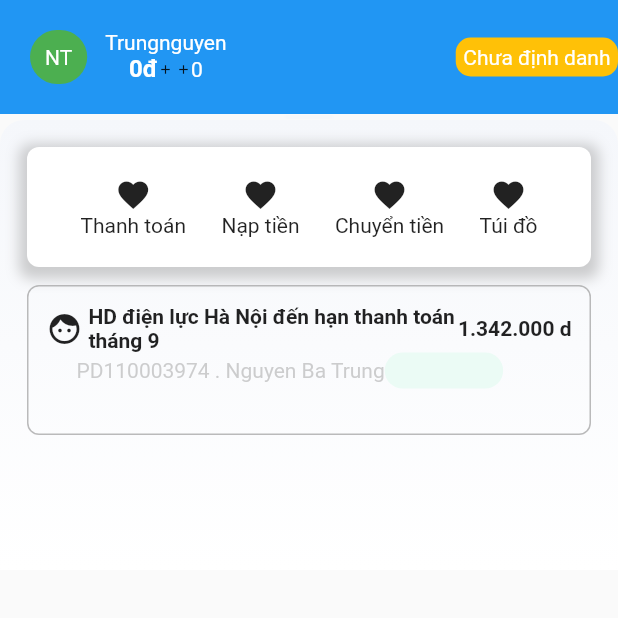
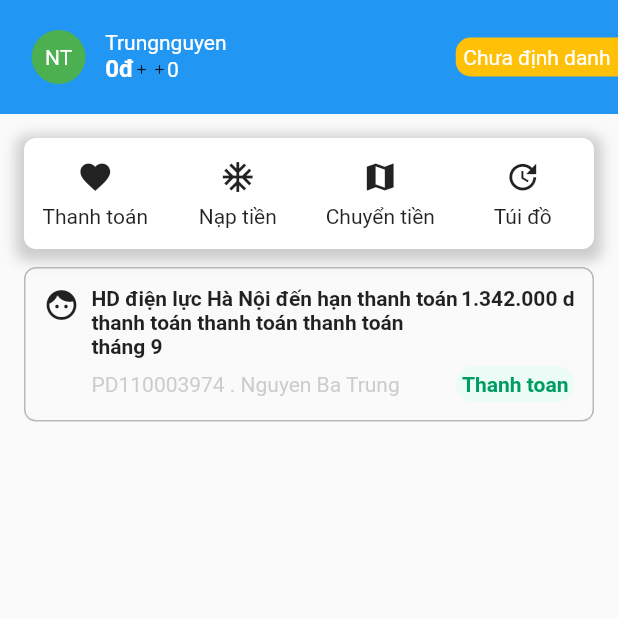
Before and after one commit to trongtrong/flutter_demo, a Flutter app: the screen it shows after launch, on a phone screen of 412 x 824 dp, the top half of it. Run offline on Flutter 3.47's test engine with Material 2 defaults, Android fonts, the phone set to English and light mode, and no system bars.

Commit message:
refactor code

```diff
--- /dev/null
+++ b/lib/billing_suggestion_section.dart
@@ -0,0 +1,68 @@
+import 'package:flutter/material.dart';
+
+class BillingSuggestionSection extends StatefulWidget {
+  @override
+  _BillingSuggestionSectionState createState() => _BillingSuggestionSectionState();
+}
+
+class _BillingSuggestionSectionState extends State<BillingSuggestionSection> {
+  @override
+  Widget build(BuildContext context) {
+    return Container(
+        padding: EdgeInsets.all(12),
+        margin: EdgeInsets.only(top: 12),
+        decoration: BoxDecoration(
+            border: Border.all(color: Colors.grey.withOpacity(0.7), width: 1),
+            borderRadius: BorderRadius.circular(8.0)),
+        child: Row(
+          crossAxisAlignment: CrossAxisAlignment.start,
+          children: [
+            Container(
+                margin: EdgeInsets.only(right: 8),
+                child: Icon(Icons.face, size: 24,)),
+            Expanded(
+              child: Column(
+                children: [
+                  Row(
+                    crossAxisAlignment: CrossAxisAlignment.start,
+                    children: [
+                      Expanded(
+                          child: Text(
+                            'HD điện lực Hà Nội đến hạn thanh toán thanh toán thanh toán thanh toán tháng 9',
+                            style: TextStyle(fontWeight: FontWeight.bold),
+                          )),
+                      Text(
+                        '1.342.000 d',
+                        style: TextStyle(fontWeight: FontWeight.bold),
+                      )
+                    ],
+                  ),
+                  SizedBox(height: 5),
+                  Row(
+                    children: [
+                      Expanded(
+                        child: Container(
+                          child: Text('PD110003974 . Nguyen Ba Trung',
+                              style:
+                              TextStyle(color: Colors.grey.withOpacity(0.5))),
+                        ),
+                      ),
+                      Container(
+                        padding: EdgeInsets.all(4),
+                        decoration: BoxDecoration(
+                            color: Color(0xFFEBFBF5),
+                            borderRadius: BorderRadius.circular(12.0)),
+                        child: Text('Thanh toan',
+                            style: TextStyle(
+                                color: Color(0xff009D62),
+                                fontWeight: FontWeight.bold)),
+                      )
+                    ],
+                  )
+                ],
+              ),
+            ),
+          ],
+        ));
+  }
+}
--- /dev/null
+++ b/lib/header_section.dart
@@ -0,0 +1,71 @@
+import 'package:flutter/material.dart';
+
+class HeaderSection extends StatefulWidget {
+  @override
+  _HeaderSectionState createState() => _HeaderSectionState();
+}
+
+class _HeaderSectionState extends State<HeaderSection> {
+  @override
+  Widget build(BuildContext context) {
+    return Container(
+      color: Colors.blue,
+      padding: EdgeInsets.only(left: 20, top: 20, right: 0, bottom: 20),
+      child: Row(
+        children: [
+          Container(
+            child: Row(
+              children: [
+                Container(
+                  padding: EdgeInsets.all(10.0),
+                  decoration: BoxDecoration(
+                      color: Colors.green,
+                      shape: BoxShape.circle),
+                  child: Text('NT', style: TextStyle(color: Colors.white)),
+                ),
+                Container(
+                  padding: EdgeInsets.only(left: 12, right: 12),
+                  child: Column(
+                    crossAxisAlignment: CrossAxisAlignment.start,
+                    children: [
+                      Text('Trungnguyen', style: TextStyle(color: Colors.white)),
+                      Row(
+                        children: [
+                          Text('0đ',
+                              style: TextStyle(
+                                  color: Colors.white,
+                                  fontWeight: FontWeight.bold,
+                                  fontSize: 16)),
+                          Icon(Icons.add, size: 10),
+                          Container(
+                            width: 2,
+                            color: Colors.white,
+                          ),
+                          Icon(
+                            Icons.add,
+                            size: 10,
+                          ),
+                          Text(
+                            '0',
+                            style: TextStyle(color: Colors.white),
+                          )
+                        ],
+                      ),
+                    ],
+                  ),
+                )
+              ],
+            ),
+          ),
+          Spacer(),
+          Container(
+            decoration: BoxDecoration(
+                borderRadius: BorderRadius.horizontal(left: Radius.circular(10)), color: Colors.amber),
+            padding: EdgeInsets.all(5.0),
+            child: Text('Chưa định danh', style: TextStyle(color: Colors.white)),
+          )
+        ],
+      ),
+    );
+  }
+}
--- a/lib/main.dart
+++ b/lib/main.dart
@@ -1,5 +1,9 @@
+import 'package:ex_ui_demo/header_section.dart';
+import 'package:ex_ui_demo/top_icon_section.dart';
 import 'package:flutter/cupertino.dart';
 import 'package:flutter/material.dart';
+
+import 'billing_suggestion_section.dart';
 
 void main() {
   runApp(MyApp());
@@ -15,9 +19,15 @@ class MyApp extends StatelessWidget {
           child: Container(
             child: Column(
               children: [
-                buildTop,
-                Image.asset('images/ic_top.png', width: 40, height: 4),
-                buildSecond
+                HeaderSection(),
+                Expanded(
+                    child: ListView(
+                      padding: EdgeInsets.all(16),
+                  children: [
+                    TopIconSection(),
+                    BillingSuggestionSection()
+                  ],
+                ))
               ],
             ),
           ),
@@ -26,152 +36,3 @@ class MyApp extends StatelessWidget {
     );
   }
 }
-
-Widget buildTop = Container(
-  color: Colors.blue,
-  padding: EdgeInsets.only(left: 20, top: 20, right: 0, bottom: 20),
-  child: Row(
-    children: [
-      Expanded(
-          child: Container(
-        child: Row(
-          children: [
-            Container(
-              padding: EdgeInsets.all(10.0),
-              decoration: BoxDecoration(
-                  color: Colors.green,
-                  borderRadius: BorderRadius.circular(180)),
-              child: Text('NT', style: TextStyle(color: Colors.white)),
-            ),
-            Container(
-              padding: EdgeInsets.only(left: 12, right: 12),
-              child: Column(
-                children: [
-                  Text('Trungnguyen', style: TextStyle(color: Colors.white)),
-                  Row(
-                    children: [
-                      Text('0đ',
-                          style: TextStyle(
-                              color: Colors.white,
-                              fontWeight: FontWeight.bold,
-                              fontSize: 16)),
-                      Icon(Icons.add, size: 10),
-                      Container(
-                        width: 2,
-                        color: Colors.white,
-                      ),
-                      Icon(
-                        Icons.add,
-                        size: 10,
-                      ),
-                      Text(
-                        '0',
-                        style: TextStyle(color: Colors.white),
-                      )
-                    ],
-                  ),
-                ],
-              ),
-            )
-          ],
-        ),
-      )),
-      Container(
-        decoration: BoxDecoration(
-            borderRadius: BorderRadius.circular(10), color: Colors.amber),
-        padding: EdgeInsets.all(5.0),
-        child: Text('Chưa định danh', style: TextStyle(color: Colors.white)),
-      )
-    ],
-  ),
-);
-
-Widget buildSecond = SingleChildScrollView(
-  child: Stack(
-    children: [
-      nodeOne,
-    ],
-  ),
-);
-
-Widget nodeOne = Container(
-  height: 300,
-  padding: EdgeInsets.all(18),
-  decoration: BoxDecoration(
-      borderRadius: BorderRadius.vertical(top: Radius.circular(16.0)),
-      gradient: LinearGradient(
-        begin: Alignment.topCenter,
-        end: Alignment.bottomCenter,
-        colors: <Color>[
-          Color(0xFFF5F7FB),
-          Color(0xFFFFFFFF),
-        ],
-      ),
-  ),
-  child: Column(
-    children: [
-      Container(
-        padding: EdgeInsets.all(12),
-        height: 80,
-        decoration: BoxDecoration(borderRadius: BorderRadius.circular(8), color: Colors.white,
-            boxShadow: [
-              BoxShadow(color: Colors.grey.withOpacity(0.5), spreadRadius: 5, blurRadius: 7, offset: Offset(0,3))
-            ]
-        ),
-        child: Row(
-          mainAxisAlignment: MainAxisAlignment.spaceEvenly,
-          children: [
-            buildButtonColumn(Icons.favorite, 'Thanh toán'),
-            buildButtonColumn(Icons.favorite, 'Nạp tiền'),
-            buildButtonColumn(Icons.favorite, 'Chuyển tiền'),
-            buildButtonColumn(Icons.favorite, 'Túi đồ'),
-          ],
-        ),
-      ),
-      Container(
-        padding: EdgeInsets.all(12),
-        margin: EdgeInsets.only(top: 12),
-        height: 100,
-        decoration: BoxDecoration(border:  Border.all(color: Colors.grey.withOpacity(0.7), width: 1), borderRadius: BorderRadius.circular(8.0)),
-        child: Column(
-          children: [
-            Row(
-              children: [
-                Container(width: 20,margin: EdgeInsets.only(right: 8),child: Icon(Icons.face)),
-                Expanded(child: Text('HD điện lực Hà Nội đến hạn thanh toán tháng 9', style: TextStyle(fontWeight: FontWeight.bold),)),
-                Text('1.342.000 d', style: TextStyle(fontWeight: FontWeight.bold),)
-              ],
-            ),
-            Row(
-              children: [
-                Container(
-                  margin: EdgeInsets.only(left: 20),
-                  child: Expanded(
-                    child: Text('PD110003974 . Nguyen Ba Trung', style: TextStyle(color: Colors.grey.withOpacity(0.5))),
-                  ),
-                ),
-                Container(
-                  padding: EdgeInsets.all(4),
-                  decoration: BoxDecoration(color: Color(0xFFEBFBF5), borderRadius: BorderRadius.circular(12.0)),
-                  child: Text('Thanh toan', style: TextStyle(color: Color(0x009D62), fontWeight: FontWeight.bold)),
-
-                )
-              ],
-            )
-          ],
-        )
-      ),
-    ],
-  ),
-);
-
-Column buildButtonColumn(IconData iconData, String label){
-  return Column(
-    mainAxisSize: MainAxisSize.min,
-    mainAxisAlignment: MainAxisAlignment.center,
-    children: [
-      Icon(iconData),
-      Text(label)
-    ],
-  );
-}
--- /dev/null
+++ b/lib/top_icon_section.dart
@@ -0,0 +1,51 @@
+import 'package:flutter/material.dart';
+
+class TopIconSection extends StatefulWidget {
+  @override
+  _TopIconSectionState createState() => _TopIconSectionState();
+}
+
+class _TopIconSectionState extends State<TopIconSection> {
+  @override
+  Widget build(BuildContext context) {
+    return  Container(
+      padding: EdgeInsets.symmetric(vertical: 14),
+      decoration: BoxDecoration(
+          borderRadius: BorderRadius.circular(8),
+          color: Colors.white,
+          boxShadow: [
+            BoxShadow(
+                color: Colors.grey.withOpacity(0.5),
+                spreadRadius: 5,
+                blurRadius: 7,
+                offset: Offset(0, 3))
+          ]),
+      child: Row(
+        mainAxisAlignment: MainAxisAlignment.spaceAround,
+        children: [
+          buildButtonColumn(Icons.favorite, 'Thanh toán'),
+          buildButtonColumn(Icons.ac_unit_outlined, 'Nạp tiền'),
+          buildButtonColumn(Icons.map, 'Chuyển tiền'),
+          buildButtonColumn(Icons.update, 'Túi đồ'),
+        ],
+      ),
+    );
+  }
+
+
+  Widget buildButtonColumn(IconData iconData, String label){
+    return Container(
+      width: (MediaQuery.of(context).size.width - 32)/4,
+      child: Column(
+        mainAxisSize: MainAxisSize.min,
+        mainAxisAlignment: MainAxisAlignment.center,
+        children: [
+          Icon(iconData),
+          SizedBox(height: 6),
+          Text(label, overflow: TextOverflow.ellipsis)
+        ],
+      ),
+    );
+  }
+
+}
```
